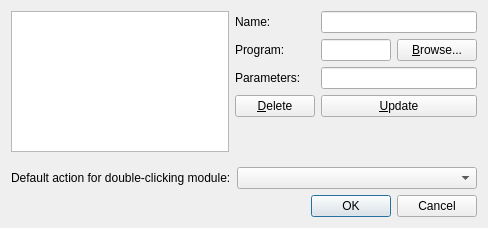
This is Mod Library/settings.ui in sagamusix/ModLibrary as Qt 5 draws it before an edit. The edited form follows.
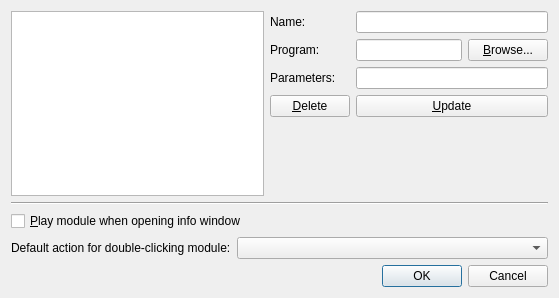
This is the edited form.

Patch:
```diff
--- a/Mod Library/settings.ui
+++ b/Mod Library/settings.ui
@@ -6,21 +6,14 @@
    <rect>
     <x>0</x>
     <y>0</y>
-    <width>488</width>
-    <height>228</height>
+    <width>559</width>
+    <height>298</height>
    </rect>
   </property>
   <property name="windowTitle">
    <string>Settings</string>
   </property>
-  <layout class="QFormLayout" name="formLayout">
-   <item row="1" column="0">
-    <widget class="Line" name="line">
-     <property name="orientation">
-      <enum>Qt::Horizontal</enum>
-     </property>
-    </widget>
-   </item>
+  <layout class="QGridLayout" name="gridLayout">
    <item row="0" column="0" colspan="2">
     <layout class="QHBoxLayout" name="horizontalLayout">
      <item>
@@ -100,7 +93,43 @@
      </item>
     </layout>
    </item>
+   <item row="1" column="0" colspan="2">
+    <widget class="Line" name="line">
+     <property name="sizePolicy">
+      <sizepolicy hsizetype="Expanding" vsizetype="Fixed">
+       <horstretch>0</horstretch>
+       <verstretch>0</verstretch>
+      </sizepolicy>
+     </property>
+     <property name="minimumSize">
+      <size>
+       <width>0</width>
+       <height>0</height>
+      </size>
+     </property>
+     <property name="orientation">
+      <enum>Qt::Horizontal</enum>
+     </property>
+    </widget>
+   </item>
+   <item row="2" column="0" colspan="2">
+    <widget class="QCheckBox" name="playModule">
+     <property name="text">
+      <string>&amp;Play module when opening info window</string>
+     </property>
+    </widget>
+   </item>
+   <item row="3" column="0">
+    <widget class="QLabel" name="label_4">
+     <property name="text">
+      <string>Default action for double-clicking module:</string>
+     </property>
+    </widget>
+   </item>
    <item row="3" column="1">
+    <widget class="QComboBox" name="comboBox"/>
+   </item>
+   <item row="4" column="1">
     <widget class="QDialogButtonBox" name="buttonBox">
      <property name="orientation">
       <enum>Qt::Horizontal</enum>
@@ -110,16 +139,6 @@
      </property>
     </widget>
    </item>
-   <item row="2" column="1">
-    <widget class="QComboBox" name="comboBox"/>
-   </item>
-   <item row="2" column="0">
-    <widget class="QLabel" name="label_4">
-     <property name="text">
-      <string>Default action for double-clicking module:</string>
-     </property>
-    </widget>
-   </item>
   </layout>
  </widget>
  <resources/>
```
Left out of the diff: 12 changed lines with no effect on the pictures.
